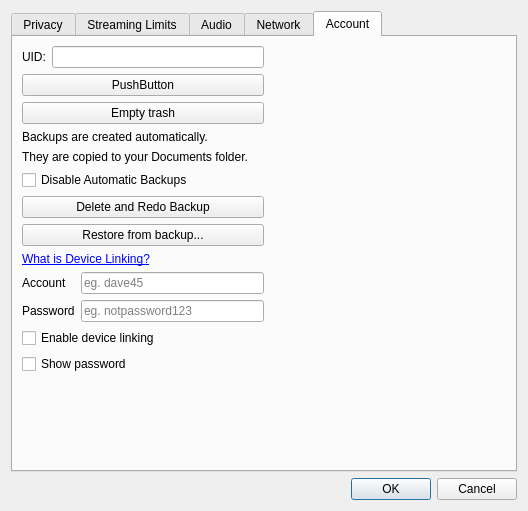
blindchimp/dwyco, file cdcx/config.ui: the form before one commit.
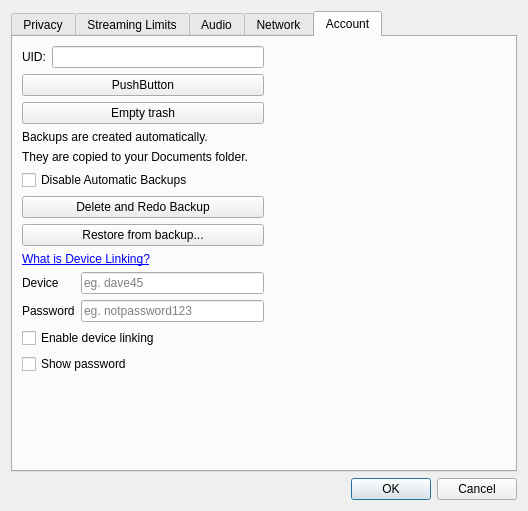
The form after the commit.

Commit message: fix minor things in device linking

Patch:
```diff
--- a/cdcx/config.ui
+++ b/cdcx/config.ui
@@ -876,7 +876,7 @@
            <item>
             <widget class="QLabel" name="label_22">
              <property name="text">
-              <string>Account</string>
+              <string>Device</string>
              </property>
             </widget>
            </item>
```
The commit also changes 1 other file.
